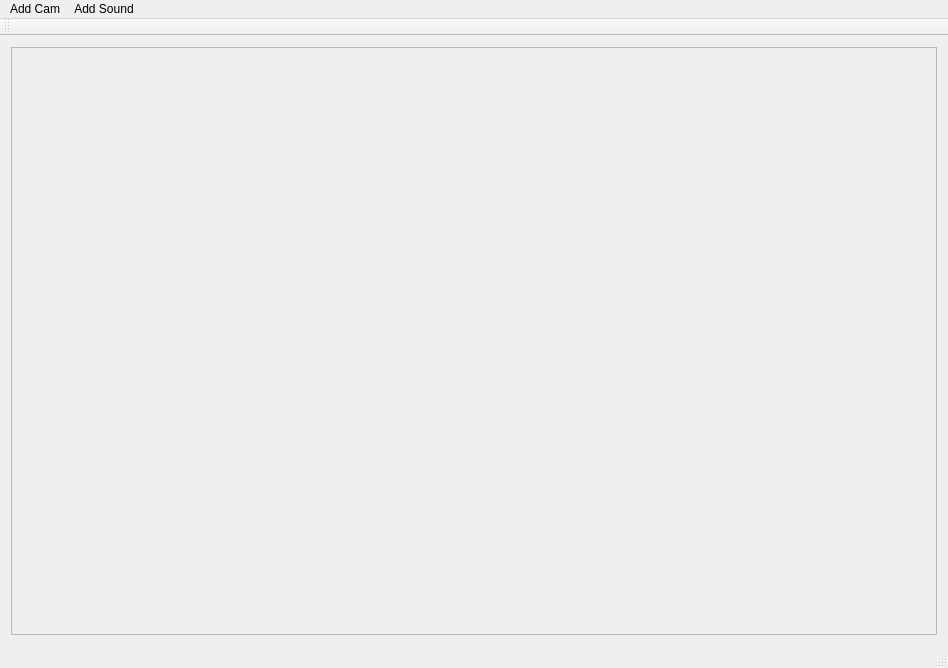
m-garanin/zgui-qt, file mainwindow.ui: the form before one commit.
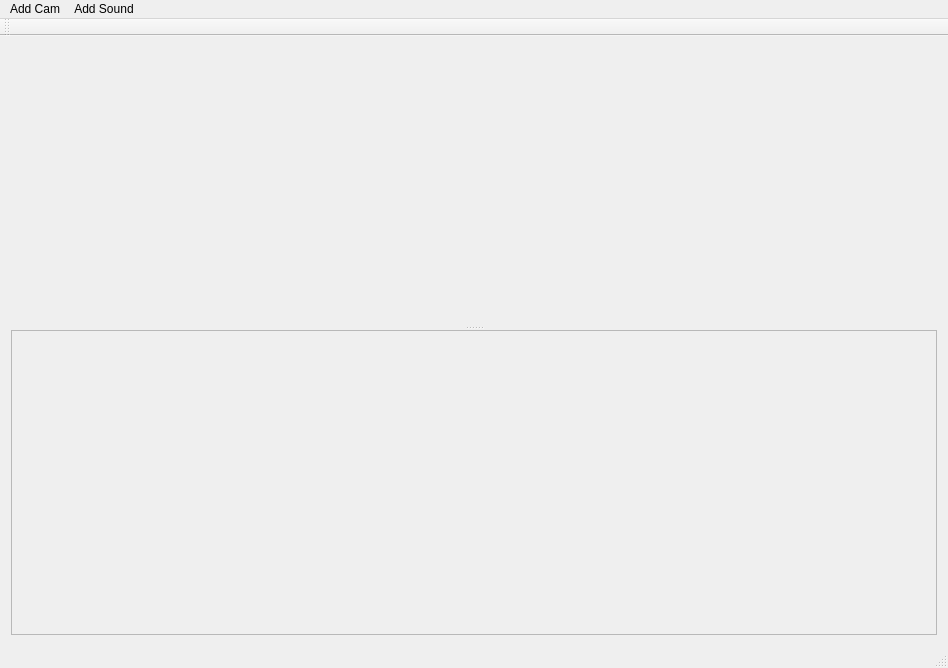
The form after the commit.

Commit message: added horizontal splitter

The edit to the form file:
```diff
--- a/mainwindow.ui
+++ b/mainwindow.ui
@@ -14,11 +14,24 @@
    <string>MainWindow</string>
   </property>
   <widget class="QWidget" name="centralWidget">
-   <layout class="QGridLayout" name="gridLayout_2" rowstretch="10,3">
-    <item row="0" column="0">
+   <layout class="QGridLayout" name="gridLayout">
+    <item row="0" column="1">
+     <widget class="QSplitter" name="splitter">
+      <property name="frameShape">
+       <enum>QFrame::NoFrame</enum>
+      </property>
+      <property name="orientation">
+       <enum>Qt::Vertical</enum>
+      </property>
+      <property name="opaqueResize">
+       <bool>true</bool>
+      </property>
+      <property name="childrenCollapsible">
+       <bool>true</bool>
+      </property>
+      <widget class="QWidget" name="">
      <layout class="QVBoxLayout" name="verticalLayout_2"/>
-    </item>
-    <item row="1" column="0">
+      </widget>
      <widget class="QFrame" name="frame_2">
       <property name="frameShape">
        <enum>QFrame::StyledPanel</enum>
@@ -26,6 +39,8 @@
       <property name="frameShadow">
        <enum>QFrame::Raised</enum>
       </property>
+       <layout class="QVBoxLayout" name="verticalLayout"/>
+      </widget>
      </widget>
     </item>
    </layout>
```
Left out of the diff: 2 changed lines with no effect on the pictures. Lines whose indentation alone changed are shown as unchanged. The commit also changes 1 other file.
